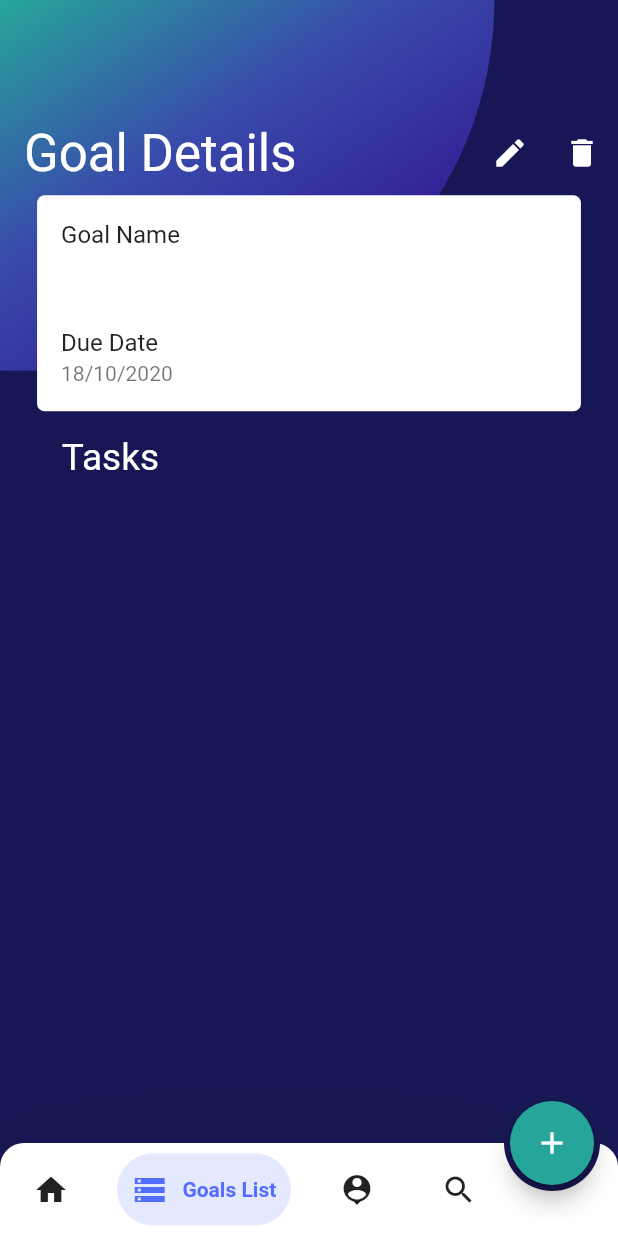
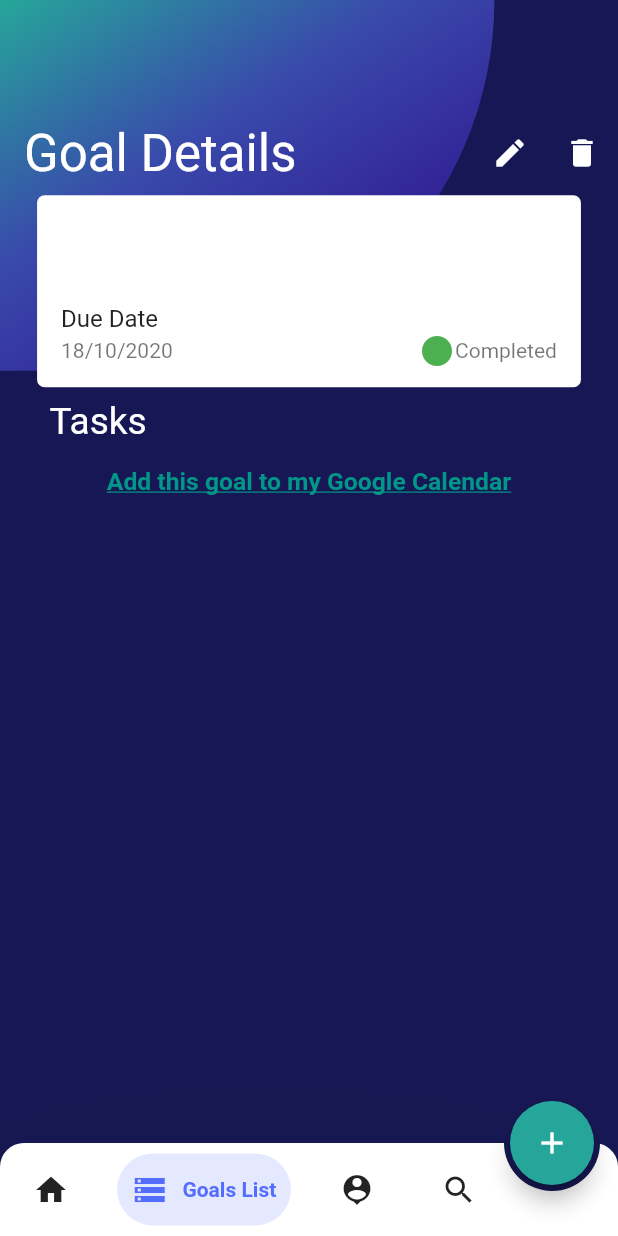
Before and after one commit to swe444Peak/peak, a Flutter app: the GoalDetails widget shown alone on an empty page, opened directly with empty values, on a phone screen of 412 x 824 dp. Run offline on Flutter 3.47's test engine with Material 2 defaults, Android fonts, the light colour scheme and no system bars; drawn by our look-alikes of bubble_bottom_bar; our stand-ins replace cloud_firestore, email_validator, firebase_auth, firebase_core, flutter_local_notifications, get_it and 7 more; missing offline and left inert: googleapis; accounts and stored records are empty.

Commit message:
update goal details

```diff
--- a/lib/screens/goalDetails.dart
+++ b/lib/screens/goalDetails.dart
@@ -54,19 +54,24 @@ class GoalDetails extends StatelessWidget {
                     shrinkWrap: true,
                     children: [
                       ListTile(
-                        title: Text("Goal Name"),
-                        subtitle: Text(goal.goalName),
+                        title: Text(goal.goalName),
                       ),
                       ListTile(
                         title: Text("Due Date"),
-                        subtitle: Text(
-                            "${goal.deadline.day}/${goal.deadline.month}/${goal.deadline.year}"),
+                        subtitle: Row(
+                          mainAxisAlignment: MainAxisAlignment.spaceBetween,
+                          children: [
+                            Text(
+                                "${goal.deadline.day}/${goal.deadline.month}/${goal.deadline.year}"),
+                            goalStatus(),
+                          ],
+                        ),
                       )
                     ],
                   ),
                 ),
                 Padding(
-                  padding: EdgeInsets.all(width * 0.04),
+                  padding: EdgeInsets.all(width * 0.02),
                   child: Text(
                     "Tasks",
                     style: TextStyle(
@@ -91,7 +96,7 @@ class GoalDetails extends StatelessWidget {
                             mainAxisAlignment: MainAxisAlignment.spaceBetween,
                             children: [
                               Text(
-                                "${goal.tasks[index].taskType.toShortString()} Task" +
+                                "${goal.tasks[index].taskType.toShortString().substring(0, 1).toUpperCase() + goal.tasks[index].taskType.toShortString().substring(1)} Task" +
                                     ((goal.tasks[index].taskType ==
                                             TaskType.daily)
                                         ? ""
@@ -119,7 +124,8 @@ class GoalDetails extends StatelessWidget {
                       ),
                     );
                   },
-                )
+                ),
+                _buildGestureDetector(model, width),
               ],
             ),
           ),
@@ -127,4 +133,74 @@ class GoalDetails extends StatelessWidget {
       ),
     );
   }
+
+  Widget _buildGestureDetector(model, width) {
+    return GestureDetector(
+      child: Padding(
+        padding: EdgeInsets.fromLTRB(
+            width * 0.009, width * 0.02, width * 0.009, width * 0.01),
+        child: Center(
+          child: Text(
+            "Add this goal to my Google Calendar",
+            style: TextStyle(
+                    fontSize: width * 0.04,
+                    fontWeight: FontWeight.bold,
+                    decoration: TextDecoration.underline)
+                .apply(color: Colors.teal),
+          ),
+        ),
+      ),
+      onTap: () {
+        model.addGoalToGoogleCalendar();
+      },
+    );
+  }
+
+  Widget goalStatus() {
+    if (goal.isAchieved) {
+      return Row(children: [
+        Icon(
+          Icons.brightness_1,
+          color: (Colors.green),
+        ),
+        Text("Completed"),
+      ]);
+    }
+
+    bool today = goal.deadline.day == DateTime.now().day &&
+        goal.deadline.month == DateTime.now().month &&
+        goal.deadline.year == DateTime.now().year;
+
+    if (goal.deadline.isBefore(DateTime.now()) && !today) {
+      return Row(children: [
+        Icon(
+          Icons.brightness_1,
+          color: (Colors.grey),
+        ),
+        Text("Outdated"),
+      ]);
+    }
+
+    if (goal.calcProgress() == 0) {
+      return Row(
+        children: [
+          Icon(
+            Icons.brightness_1,
+            color: (Colors.red),
+          ),
+          Text("Incomplete"),
+        ],
+      );
+    }
+
+    return Row(
+      children: [
+        Icon(
+          Icons.brightness_1,
+          color: (Colors.blue),
+        ),
+        Text("In progress"),
+      ],
+    );
+  }
 }
--- a/lib/viewmodels/goalDetails_model.dart
+++ b/lib/viewmodels/goalDetails_model.dart
@@ -18,6 +18,8 @@ class GoalDetailsModel extends ChangeNotifier {
     notifyListeners();
   }
 
+  addGoalToGoogleCalendar() {}
+
   T task<T>(goal, index) {
     var currentTask;
     var currentTaskType = goal.tasks[index].taskType;
@@ -36,7 +38,7 @@ class GoalDetailsModel extends ChangeNotifier {
   Future<bool> deleteGoal(Goal goal) async {
     var dialogResponse = await _dialogService.showConfirmationDialog(
       title: 'Are you sure?',
-      description: 'Do you really want to delete the post?',
+      description: 'Do you really want to delete the goal?',
       confirmationTitle: 'Yes',
       cancelTitle: 'No',
     );
```
